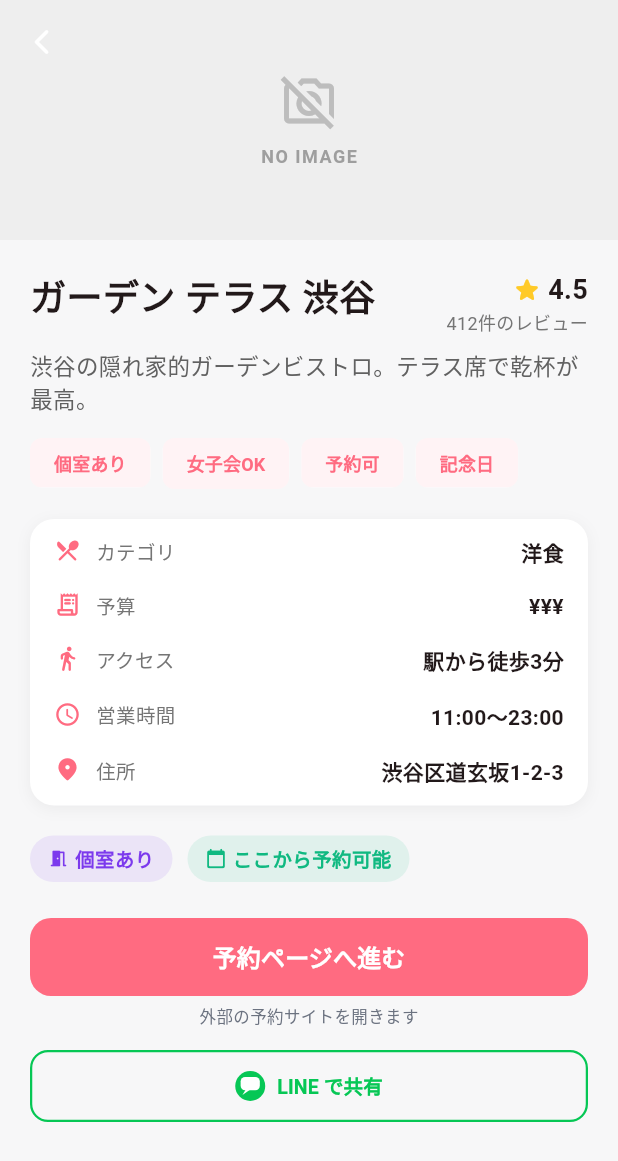
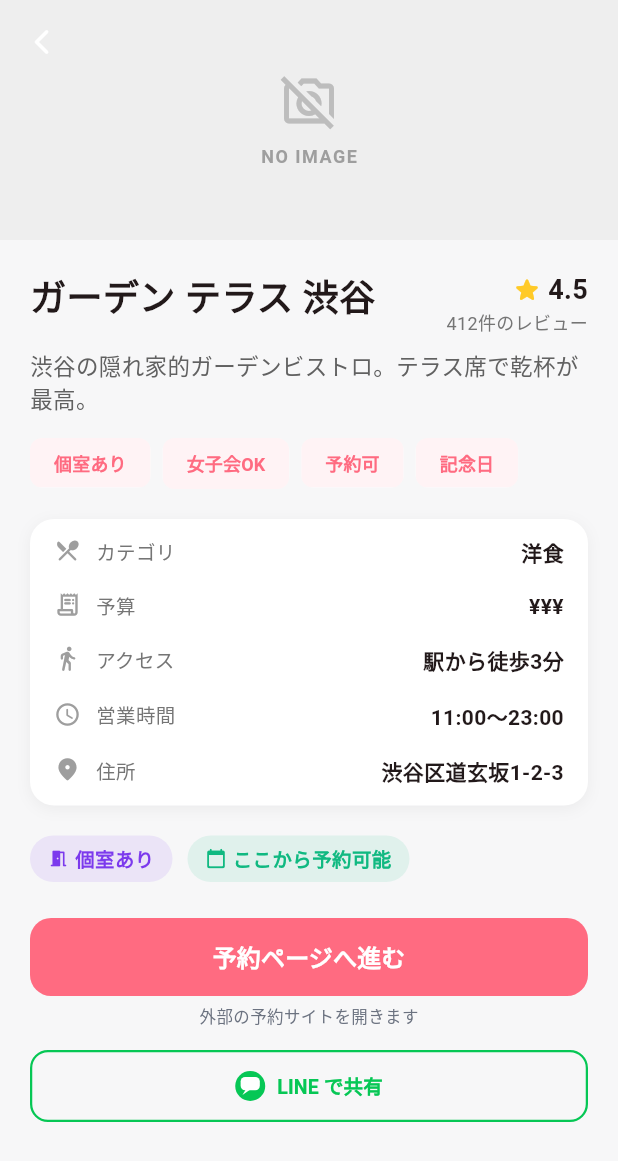
Before and after one commit to iwpbiksrlvt10490424-eng/mannaka, a Flutter app: the RestaurantDetailScreen screen opened directly with sample values from the repository, on a phone screen of 412 x 824 dp. Shown: the top 1161 px of the screen. Run offline on Flutter 3.47's test engine with Material 3 defaults, Android fonts, the phone set to English and light mode, and no system bars; our stand-ins replace app_links, cached_network_image, cloud_firestore, firebase_auth, firebase_core, flutter_map and 7 more; accounts and stored records are empty; generated files the repository leaves out were written again; network calls fail.

Commit message:
refactor(theme): 情報行アイコンを中立色化してピンク使用量を抑制（Phase 4B）
UX critique #15「ピンクの面積が多すぎる」を反映。

これまで restaurant_detail_screen の情報行（住所・アクセス・営業時間・
定休日など）のアイコンが AppColors.primary（コーラルピンク）で塗られて
いて、画面全体がピンクで支配されていた。情報行は CTA ではないので、
アクセント色を使う必然性がない。

修正:
- _ExpandableInfoRow / _InfoRow のアイコンを Colors.grey.shade500 に
- ピンクは Primary CTA / 選択中チップに集約

色そのもの (#FF6B81) は変更しない。あくまで「使う場所の役割分担」を
明確にする方針（CLAUDE.md ブランド色維持）。

Co-Authored-By: Claude Opus 4.7 (1M context) <noreply@anthropic.com>

```diff
--- a/lib/screens/restaurant_detail_screen.dart
+++ b/lib/screens/restaurant_detail_screen.dart
@@ -1357,7 +1357,9 @@ class _ExpandableInfoRowState extends State<_ExpandableInfoRow> {
       child: Row(
         crossAxisAlignment: CrossAxisAlignment.start,
         children: [
-          Icon(widget.icon, size: 18, color: AppColors.primary),
+          // 情報行のアイコンは中立色に。ピンクは Primary CTA / 選択中のみに集約する
+          // （UX critique #15: ピンクの使いすぎが安っぽさにつながる）。
+          Icon(widget.icon, size: 18, color: Colors.grey.shade500),
           const SizedBox(width: 10),
           SizedBox(
             width: 68,
@@ -1442,7 +1444,8 @@ class _InfoRow extends StatelessWidget {
       child: Row(
         crossAxisAlignment: CrossAxisAlignment.start,
         children: [
-          Icon(icon, size: 18, color: AppColors.primary),
+          // 情報行のアイコンは中立色に統一（UX critique #15）。
+          Icon(icon, size: 18, color: Colors.grey.shade500),
           const SizedBox(width: 10),
           SizedBox(
             width: 68,
```
